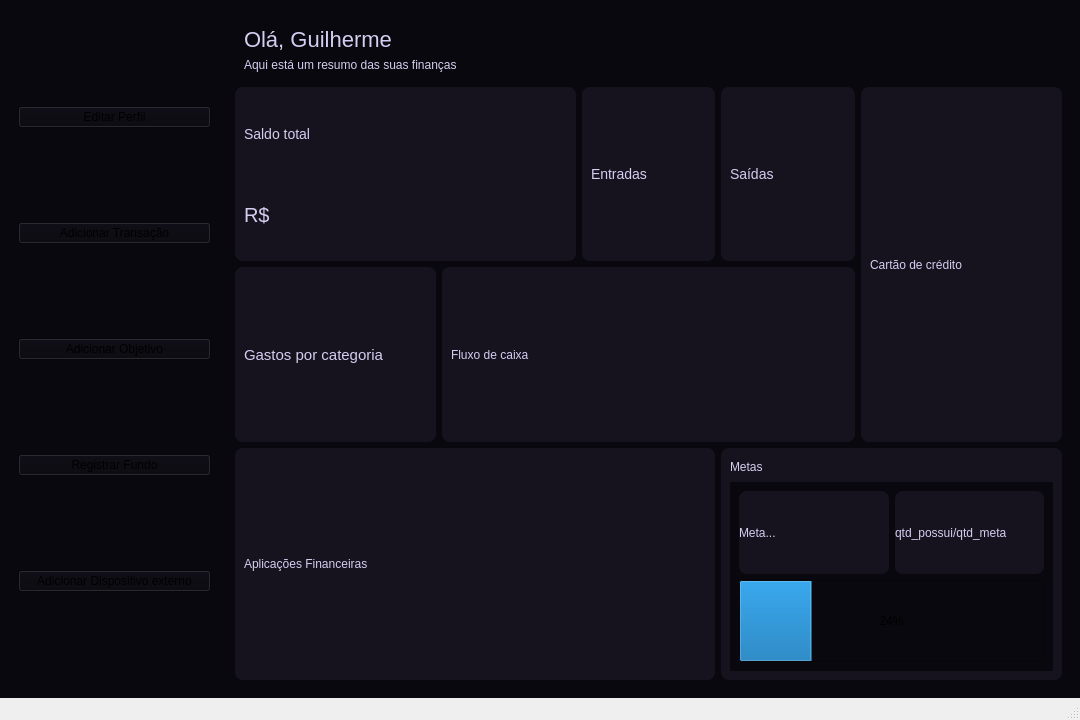
Before: the Qt Designer form mainwindow.ui in Gui1-p/Sistema-de-Finan-as, drawn with Qt 5.
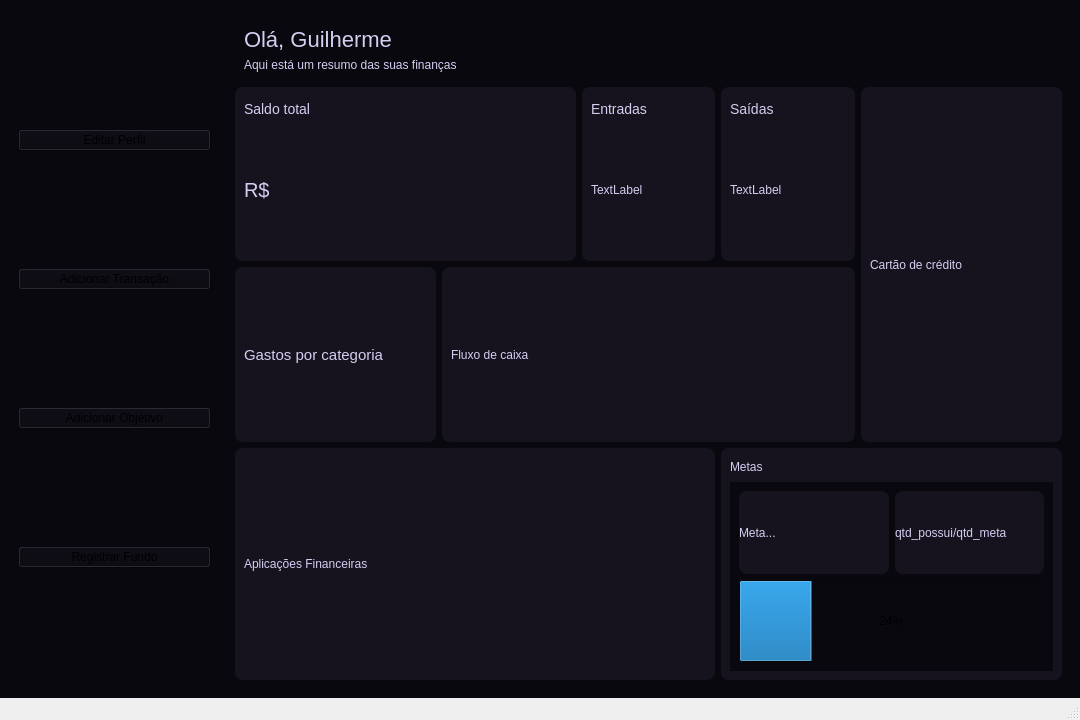
After: the same form once the commit is applied.

The edit to the form file:
```diff
--- a/mainwindow.ui
+++ b/mainwindow.ui
@@ -55,13 +55,6 @@
          </property>
         </widget>
        </item>
-       <item>
-        <widget class="QPushButton" name="pushButton_5">
-         <property name="text">
-          <string>Adicionar Dispositivo externo</string>
-         </property>
-        </widget>
-       </item>
       </layout>
      </widget>
     </item>
@@ -93,7 +86,7 @@
          <property name="frameShadow">
           <enum>QFrame::Shadow::Raised</enum>
          </property>
-         <layout class="QVBoxLayout" name="verticalLayout_2">
+         <layout class="QVBoxLayout" name="verticalLayout_2" stretch="1,5">
           <item>
            <widget class="QLabel" name="label_6">
             <property name="styleSheet">
@@ -105,6 +98,13 @@
             </property>
            </widget>
           </item>
+          <item>
+           <widget class="QLabel" name="Saidas">
+            <property name="text">
+             <string>TextLabel</string>
+            </property>
+           </widget>
+          </item>
          </layout>
         </widget>
        </item>
@@ -125,7 +125,7 @@
          <property name="frameShadow">
           <enum>QFrame::Shadow::Raised</enum>
          </property>
-         <layout class="QVBoxLayout" name="verticalLayout_4">
+         <layout class="QVBoxLayout" name="verticalLayout_4" stretch="1,5">
           <item>
            <widget class="QLabel" name="label_2">
             <property name="styleSheet">
@@ -249,7 +249,7 @@
          <property name="frameShadow">
           <enum>QFrame::Shadow::Raised</enum>
          </property>
-         <layout class="QVBoxLayout" name="verticalLayout_3">
+         <layout class="QVBoxLayout" name="verticalLayout_3" stretch="1,5">
           <item>
            <widget class="QLabel" name="label_5">
             <property name="styleSheet">
@@ -261,6 +261,13 @@
             </property>
            </widget>
           </item>
+          <item>
+           <widget class="QLabel" name="Entradas">
+            <property name="text">
+             <string>TextLabel</string>
+            </property>
+           </widget>
+          </item>
          </layout>
         </widget>
        </item>
```
Left out of the diff: 4 changed lines with no effect on the pictures.
